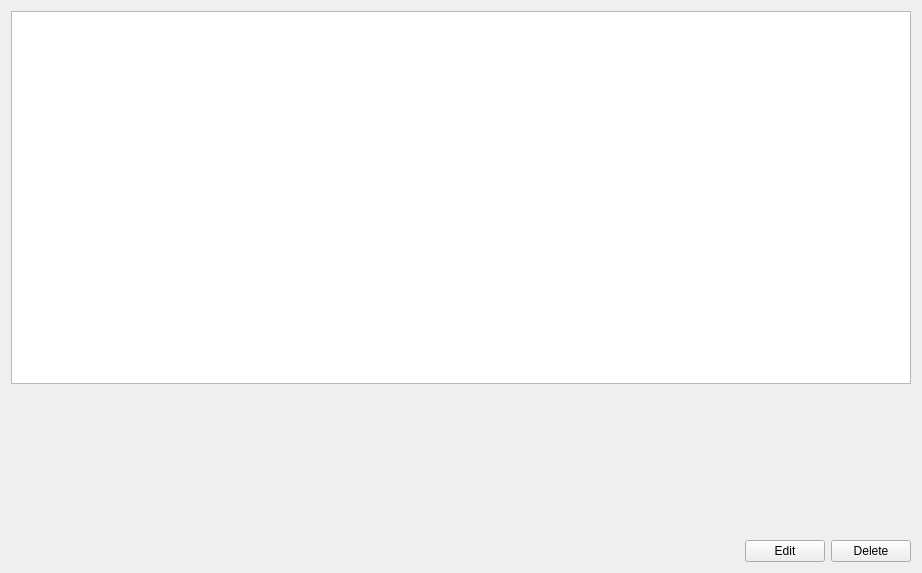
First picture: the form in ui/qt/HomePage.ui, repository IwanIDev/cs-unit5, before the edit.
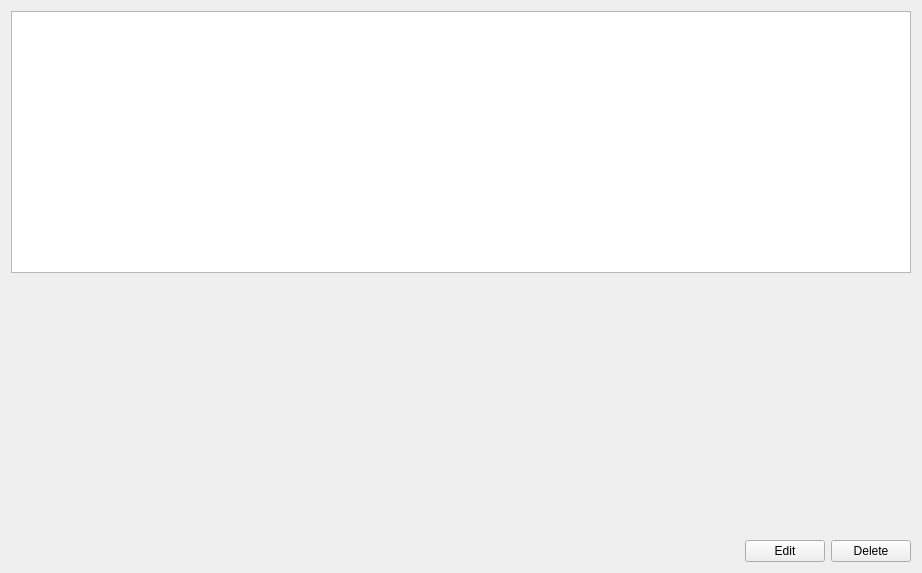
Second picture: the form after the edit.

The edit to the form file:
```diff
--- a/ui/qt/HomePage.ui
+++ b/ui/qt/HomePage.ui
@@ -22,13 +22,10 @@
      <property name="orientation">
       <enum>Qt::Vertical</enum>
      </property>
-     <property name="sizeType">
-      <enum>QSizePolicy::Maximum</enum>
-     </property>
      <property name="sizeHint" stdset="0">
       <size>
        <width>20</width>
-       <height>150</height>
+       <height>60</height>
       </size>
      </property>
     </spacer>
```
